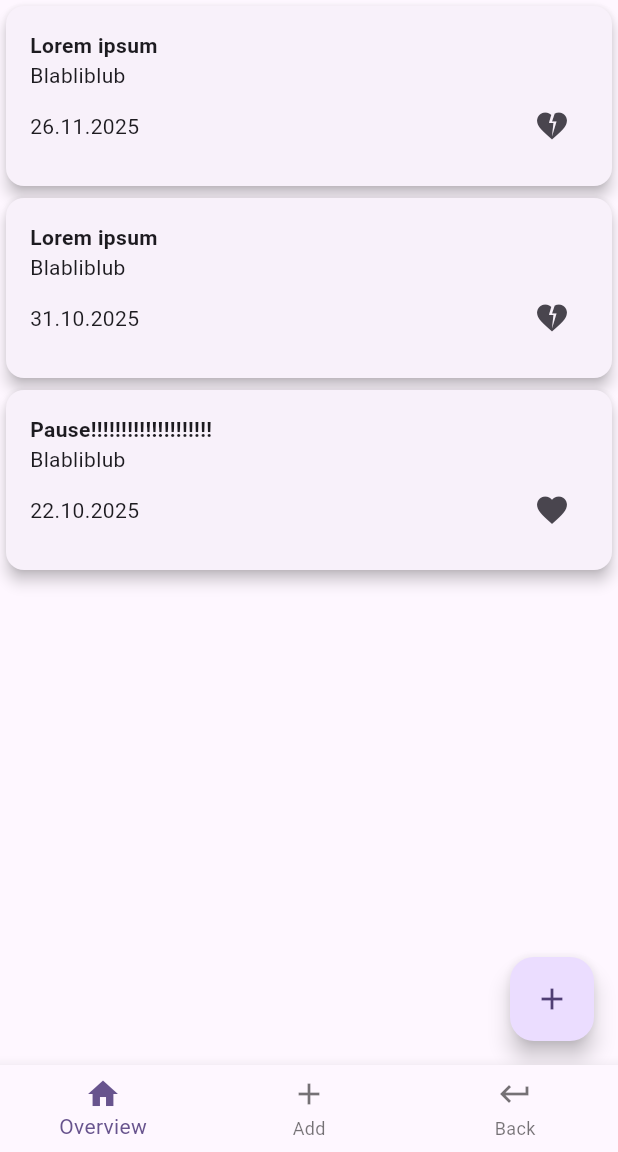
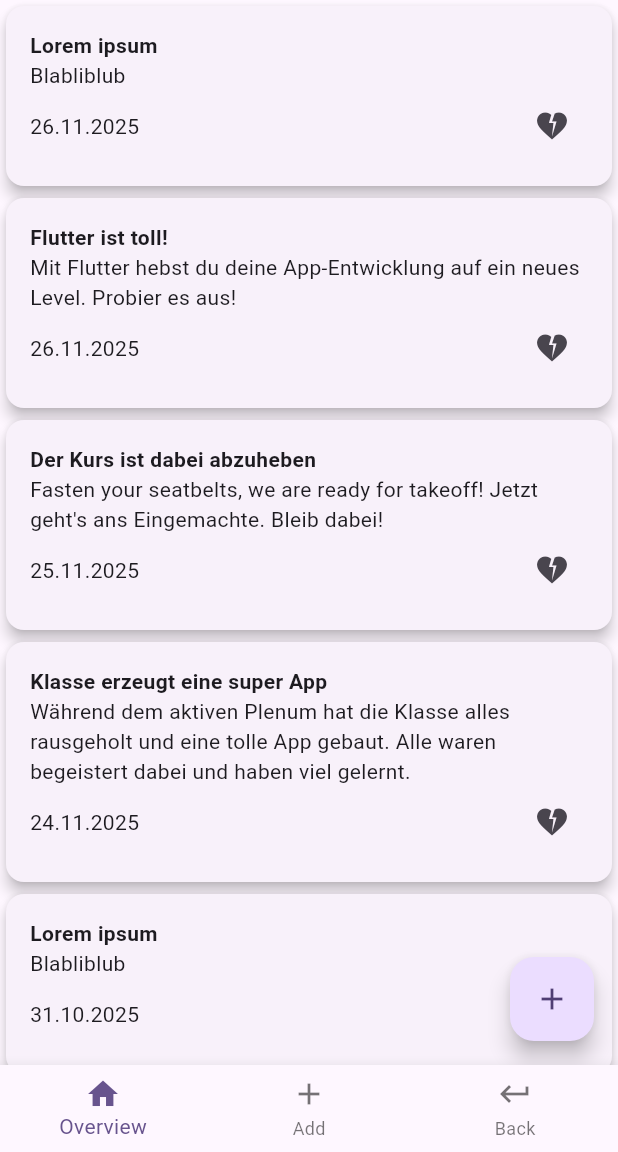
Before and after one commit to Gattuzzu/blog_flutter, a Flutter app: the screen it shows after launch, on a phone screen of 412 x 824 dp, the part 84-1236 px from its top. Run offline on Flutter 3.47's test engine with Material 3 defaults, Android fonts, the phone set to English and light mode, and no system bars; our stand-ins replace go_router; missing offline and left inert: country_flags.

Commit message:
refactor: Nutze BlogRepository Klasse statt BlogService Klasse

```diff
--- a/lib/models/blog.dart
+++ b/lib/models/blog.dart
@@ -3,13 +3,12 @@ class Blog {
   String title;
   String content;
   DateTime publishedAt;
-  bool isLikedByMe;
+  bool isLikedByMe = false;
 
   Blog({
-    required this.id,
+    this.id = 0,
     required this.title,
     required this.content,
     required this.publishedAt,
-    required this.isLikedByMe,
   });
 }
--- a/lib/screens/blog_detail_screen.dart
+++ b/lib/screens/blog_detail_screen.dart
@@ -1,11 +1,11 @@
 import 'package:blog_beispiel/models/blog.dart';
 import 'package:blog_beispiel/screens/blog_card.dart';
-import 'package:blog_beispiel/services/blog_service.dart';
+import 'package:blog_beispiel/services/blog_repository.dart';
 import 'package:flutter/material.dart';
 import 'package:intl/intl.dart';
 
 class BlogDetailScreen extends StatelessWidget{
-  final blogService = BlogService();
+  final blogRepository = BlogRepository.instance;
   final Blog blog;
 
   BlogDetailScreen({super.key, required this.blog});
@@ -21,7 +21,7 @@ class BlogDetailScreen extends StatelessWidget{
 
   void onToggleLikeStatus(Blog blog){
     blog.isLikedByMe = !blog.isLikedByMe;
-    blogService.updateBlog(blog);
+    blogRepository.toggleLikeInfo(blog.id);
   }
 
 }
--- a/lib/screens/blog_overview.dart
+++ b/lib/screens/blog_overview.dart
@@ -2,7 +2,7 @@ import 'package:blog_beispiel/models/blog.dart';
 import 'package:blog_beispiel/screens/blog_card.dart';
 import 'package:blog_beispiel/screens/navigation.dart';
 import 'package:blog_beispiel/services/app_routes.dart';
-import 'package:blog_beispiel/services/blog_service.dart';
+import 'package:blog_beispiel/services/blog_repository.dart';
 import 'package:flutter/material.dart';
 import 'package:go_router/go_router.dart';
 import 'package:intl/intl.dart';
@@ -15,13 +15,13 @@ class BlogOverview extends StatefulWidget {
 }
 
 class _BlogOverviewState extends State<BlogOverview> {
-  final blogService = BlogService();
-  late Stream<List<Blog>> _blogsStream;
+  final blogRepository = BlogRepository.instance;
+  late Future<List<Blog>> _blogs;
 
   @override
   void initState() {
     super.initState();
-    _blogsStream = blogService.getBlogs();
+    _blogs = blogRepository.getBlogPosts();
   }
 
   @override
@@ -33,8 +33,8 @@ class _BlogOverviewState extends State<BlogOverview> {
         title: Text("Blog overview"),
       ),
       body: Center(
-        child: StreamBuilder<List<Blog>>(
-          stream: _blogsStream,
+        child: FutureBuilder<List<Blog>>(
+          future: _blogs,
           builder: (context, snapshot) {
             if (snapshot.connectionState == ConnectionState.waiting) {
               return const CircularProgressIndicator();
@@ -72,20 +72,18 @@ class _BlogOverviewState extends State<BlogOverview> {
   }
 
   void _onAddBlog() => {
-    blogService.addBlog(
+    blogRepository.addBlogPost(
       Blog(
-        id: 99,
         title: "Neuester Blog",
         content: "Neuer Inhalt im neuen Blog.",
         publishedAt: DateTime.now(),
-        isLikedByMe: false,
       ),
     ),
   };
 
   void _onToggleLikeStatus(Blog blog){
     blog.isLikedByMe = !blog.isLikedByMe;
-    blogService.updateBlog(blog);
+    blogRepository.toggleLikeInfo(blog.id);
   }
 
   void _onBlogTap(BuildContext context, Blog blog){
--- /dev/null
+++ b/lib/services/blog_repository.dart
@@ -0,0 +1,96 @@
+import 'dart:async';
+
+import 'package:blog_beispiel/models/blog.dart';
+
+List<Blog> testBlogs = [
+  Blog(
+    id: 1,
+    title: "Lorem ipsum",
+    content: "Blabliblub",
+    publishedAt: DateTime.now(),
+  ),
+  Blog(
+    id: 22,
+    title: "Lorem ipsum",
+    content: "Blabliblub",
+    publishedAt: DateTime.parse("2025-10-31"),
+  ),
+  Blog(
+    id: 33,
+    title: "Pause!!!!!!!!!!!!!!!!!!!!",
+    content: "Blabliblub",
+    publishedAt: DateTime.parse("2025-10-22"),
+  ),
+  Blog(
+    title: "Flutter ist toll!",
+    content: "Mit Flutter hebst du deine App-Entwicklung auf ein neues Level. Probier es aus!",
+    publishedAt: DateTime.now(),
+  ),
+  Blog(
+    title: "Der Kurs ist dabei abzuheben",
+    content: "Fasten your seatbelts, we are ready for takeoff! Jetzt geht's ans Eingemachte. Bleib dabei!",
+    publishedAt: DateTime.now().subtract(const Duration(days: 1)),
+  ),
+  Blog(
+    title: "Klasse erzeugt eine super App",
+    content: "Während dem aktiven Plenum hat die Klasse alles rausgeholt und eine tolle App gebaut. Alle waren begeistert dabei und haben viel gelernt.",
+    publishedAt: DateTime.now().subtract(const Duration(days: 2)),
+  ),
+];
+
+class BlogRepository {
+  // Static instance + private Constructor for simple Singleton-approach
+  static BlogRepository instance = BlogRepository._privateConstructor();
+  BlogRepository._privateConstructor();
+
+  final _blogs = <Blog>[];
+
+  int _nextId = 1;
+
+  bool _isInitialized = false;
+
+  void _initializeBlogs() async {
+    testBlogs.forEach(addBlogPost); // Alle Testblogs zum BlogRepository hinzufügen.
+
+    _isInitialized = true;
+  }
+
+  /// Returns all blog posts ordered by publishedAt descending.
+  /// Simulates network delay.
+  Future<List<Blog>> getBlogPosts() async {
+    if (!_isInitialized) {
+      _initializeBlogs();
+    }
+
+    await Future.delayed(const Duration(milliseconds: 500));
+
+    return _blogs..sort((a, b) => b.publishedAt.compareTo(a.publishedAt));
+  }
+
+  /// Creates a new blog post and sets a new id.
+  Future<void> addBlogPost(Blog blog) async {
+    blog.id = _nextId++;
+    _blogs.add(blog);
+  }
+
+  /// Deletes a blog post.
+  Future<void> deleteBlogPost(Blog blog) async {
+    _blogs.remove(blog);
+  }
+
+  /// Changes the like info of a blog post.
+  Future<void> toggleLikeInfo(int blogId) async {
+    final blog = _blogs.firstWhere((blog) => blog.id == blogId);
+    blog.isLikedByMe = !blog.isLikedByMe;
+  }
+
+  /// Updates a blog post with the given id.
+  Future<void> updateBlogPost(
+      {required int blogId,
+      required String title,
+      required String content}) async {
+    final blog = _blogs.firstWhere((blog) => blog.id == blogId);
+    blog.title = title;
+    blog.content = content;
+  }
+}
--- a/lib/services/blog_service.dart
+++ /dev/null
@@ -1,54 +0,0 @@
-import 'dart:async';
-
-import 'package:blog_beispiel/models/blog.dart';
-
-List<Blog> testBlogs = [
-  Blog(
-    id: 1,
-    title: "Lorem ipsum",
-    content: "Blabliblub",
-    publishedAt: DateTime.now(),
-    isLikedByMe: false,
-  ),
-  Blog(
-    id: 22,
-    title: "Lorem ipsum",
-    content: "Blabliblub",
-    publishedAt: DateTime.parse("2025-10-31"),
-    isLikedByMe: false,
-  ),
-  Blog(
-    id: 33,
-    title: "Pause!!!!!!!!!!!!!!!!!!!!",
-    content: "Blabliblub",
-    publishedAt: DateTime.parse("2025-10-22"),
-    isLikedByMe: true,
-  ),
-];
-
-class BlogService {
-  final _controller = StreamController<List<Blog>>.broadcast();
-
-  Stream<List<Blog>> getBlogs() {
-    Future.delayed(const Duration(seconds: 2), () => {_controller.sink.add(testBlogs)});
-    return _controller.stream;
-  }
-
-  void addBlog(Blog blog) {
-    testBlogs.insert(0, blog); // Index 0 damit der Eintrag zu oberst angezeigt wird.
-    _controller.sink.add(testBlogs);
-  }
-
-  void dispose() {
-    _controller.close();
-  }
-
-  void updateBlog(Blog updatedBlog){
-    final index = testBlogs.indexWhere((blog) => blog.id == updatedBlog.id);
-    if (index != -1){
-      testBlogs[index] = updatedBlog;
-
-      _controller.sink.add(testBlogs);
-    }
-  }
-}
```
Also changed, not shown: lib/screens/add_blog.dart (+3 -5 lines).
